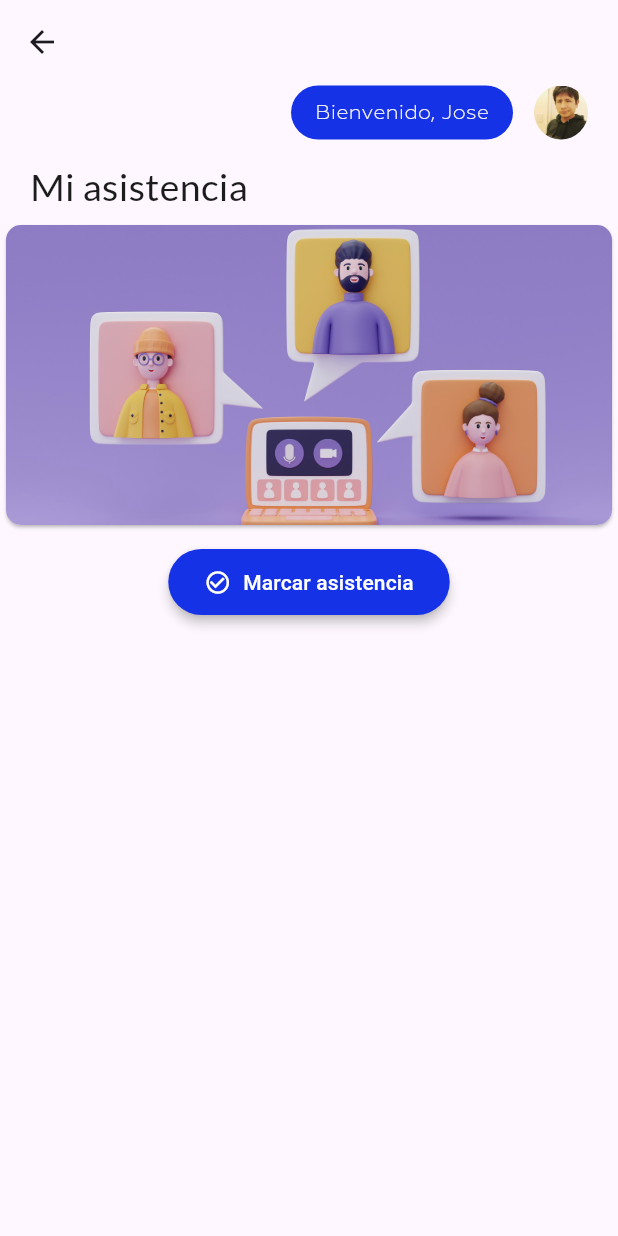
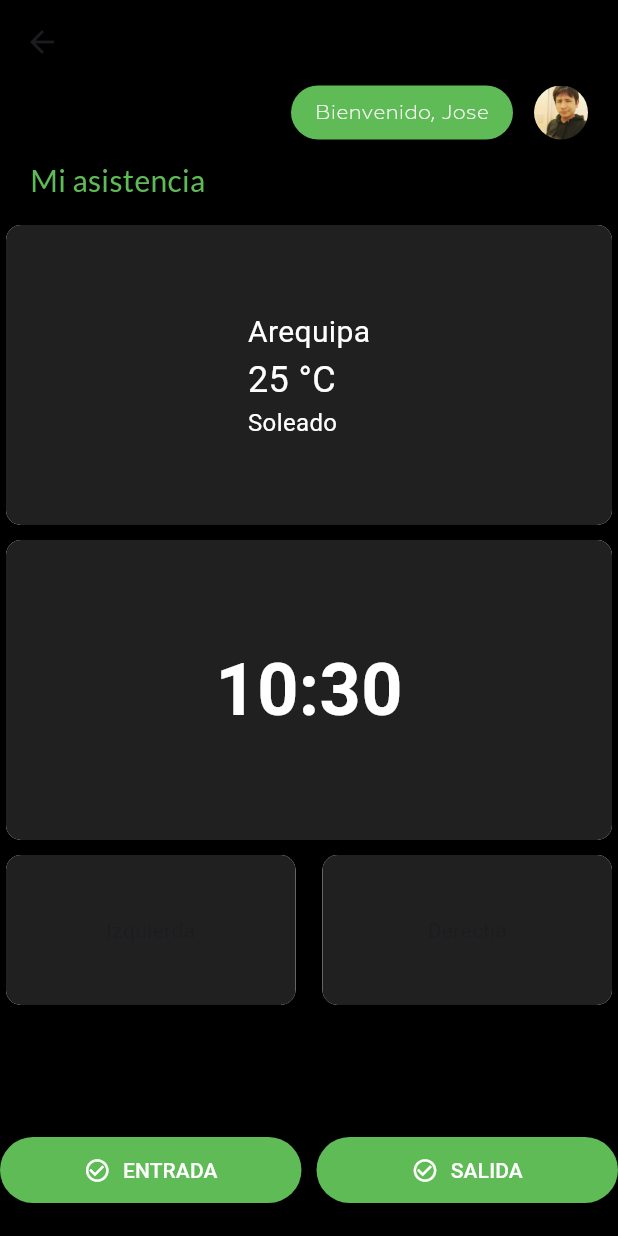
Before and after one commit to irh1n0c/horario_laboral, a Flutter app: the RegistroTiempoPage screen opened by its route, on a phone screen of 412 x 824 dp. Run offline on Flutter 3.47's test engine with Material 3 defaults, Android fonts, the phone set to English and light mode, and no system bars; our stand-ins replace cloud_firestore, firebase_auth, firebase_core; accounts and stored records are empty; project files that could hold a hidden picture were left out.

Commit message:
new design

```diff
--- a/lib/asistencia.dart
+++ b/lib/asistencia.dart
@@ -5,6 +5,7 @@ import 'card_tmp.dart';
 import 'templates/button.dart';
 //import 'templates/fonts.dart';
 import 'templates/avatar.dart';
+import 'login/tmpt/clock_widget.dart';
 
 void main() {
   runApp(const MyApp());
@@ -20,6 +21,7 @@ class MyApp extends StatelessWidget {
     );
   }
 }
+
 class RegistroTiempoPage extends StatelessWidget {
   const RegistroTiempoPage({super.key});
 
@@ -43,18 +45,20 @@ class RegistroTiempoPage extends StatelessWidget {
   @override
   Widget build(BuildContext context) {
     return Scaffold(
+      backgroundColor: Colors.black,
       appBar: AppBar(
         title: const Text(''),
+        backgroundColor: Colors.black,
       ),
       body: Stack(
         children: [
-          // Posicionamos el texto en la parte superior derecha
+          // Texto en la parte superior derecha
           Positioned(
             top: 1.0,
             right: 70.0,
             child: TextWithBackground(
               text: 'Bienvenido, Jose',
-              backgroundColor: const Color.fromARGB(255, 22, 50, 231),
+              backgroundColor: const Color(0xFF5ebb55),
               textStyle: const TextStyle(
                 fontFamily: 'geometria',
                 color: Color.fromARGB(255, 247, 246, 244),
@@ -63,7 +67,7 @@ class RegistroTiempoPage extends StatelessWidget {
               borderRadius: BorderRadius.circular(20.0),
             ),
           ),
-          // Posición de la imagen circular
+          // Imagen circular
           const Positioned(
             top: 1.0,
             right: 20.0,
@@ -72,56 +76,135 @@ class RegistroTiempoPage extends StatelessWidget {
               radius: 60.0,
             ),
           ),
-
-          // Texto "Mi asistencia" posicionado a la izquierda
+          // Texto "Mi asistencia" a la izquierda
           const Positioned(
             top: 50.0,
-            left: 20.0, // Margen izquierdo
+            left: 20.0,
             child: Text(
               'Mi asistencia',
               style: TextStyle(
                 fontFamily: 'Lato',
-                color: Color.fromARGB(255, 28, 28, 28),
-                fontSize: 25.0,
+                color: Color(0xFF5ebb55),
+                fontSize: 20.0,
+              ),
+            ),
+          ),
+          //1er box
+          const Positioned(
+            top: 90.0,
+            left: 0,
+            right: 0,
+            child: Center(
+              child: CardBackground(
+                backgroundColor: Color.fromARGB(255, 32, 32, 32),
+                height: 200.0,
+                child: Padding(
+                  padding: EdgeInsets.all(16.0),
+                  child: Column(
+                    mainAxisAlignment: MainAxisAlignment.center,
+                    crossAxisAlignment: CrossAxisAlignment.start,
+                    children: [
+                      Text(
+                        "Arequipa", // Reemplaza con la ubicación real
+                        style: TextStyle(color: Colors.white, fontSize: 20),
+                      ),
+                      Text(
+                        '25 °C', // Reemplaza con la temperatura real
+                        style: TextStyle(color: Colors.white, fontSize: 24),
+                      ),
+                      Text(
+                        "Soleado", // Reemplaza con la condición real
+                        style: TextStyle(color: Colors.white, fontSize: 16),
+                      ),
+                    ],
+                  ),
+                ),
+              ),
+            ),
+          ),
+          //2do box
+          const Positioned(
+            top: 300.0,
+            left: 0,
+            right: 0,
+            child: ClockWidget(), // Aquí se muestra la hora
+          ),
+          const Positioned(
+            top: 510.0, // Ajusta según sea necesario
+            left: 0,
+            right: 0,
+            child: Center(
+              child: Row(
+                mainAxisAlignment: MainAxisAlignment.spaceBetween,
+                children: [
+                  Expanded(
+                    child: CardBackground(
+                      backgroundColor: Color.fromARGB(255, 32, 32, 32),
+                      height: 100.0, // Ajusta la altura según necesites
+                      child: Text("Izquierda"),
+                    ),
+                  ),
+                  SizedBox(width: 10), // Espacio entre los dos
+                  Expanded(
+                    child: CardBackground(
+                      backgroundColor: Color.fromARGB(255, 32, 32, 32),
+                      height: 100.0, // Ajusta la altura según necesites
+                      child: Text("Derecha"),
+                    ),
+                  ),
+                ],
               ),
             ),
           ),
 
-          // Contenido principal con Positioned
+          // Botón de asistencia
           Positioned(
-            top: 90.0, // Ajustado para dar espacio al texto
+            bottom: 20.0, // Ajusta esto según tus necesidades
             left: 0,
             right: 0,
-            child: Column(
-              mainAxisAlignment: MainAxisAlignment.start,
-              crossAxisAlignment: CrossAxisAlignment.center,
+            child: Center(
+              child: Row(
+                mainAxisAlignment: MainAxisAlignment.spaceBetween,
                 children: [
-                // La tarjeta centrada
-                const Center(
-                  child: CardBackground(
-                    backgroundImage: 'assets/images/fondo.jpg',
-                    backgroundColor: Colors.grey,
-                    height: 200.0,
-                    child: Text(""),
-                  ),
-                ),
-                const SizedBox(height: 10),
-              //boton de asistencia
-              ElevatedButton.icon(
-              onPressed: registrarTiempo,
+                  Expanded(
+                    child: ElevatedButton.icon(
+                      onPressed:
+                          registrarTiempo, // Función para el botón de la izquierda
                       icon: const Icon(Icons.check_circle_outline),
-              label: const Text('Marcar asistencia'),
+                      label: const Text('ENTRADA'),
                       style: ElevatedButton.styleFrom(
-                backgroundColor: const Color.fromARGB(255, 22, 50, 231),
+                        backgroundColor: const Color(0xFF5ebb55),
                         foregroundColor: Colors.white,
-                padding: const EdgeInsets.symmetric(horizontal: 24, vertical: 12),
+                        padding: const EdgeInsets.symmetric(
+                            horizontal: 24, vertical: 12),
                         shape: RoundedRectangleBorder(
                           borderRadius: BorderRadius.circular(25),
                         ),
                         elevation: 3,
                       ),
                     ),
+                  ),
+                  const SizedBox(width: 10), // Espacio entre los botones
+                  Expanded(
+                    child: ElevatedButton.icon(
+                      onPressed:
+                          registrarTiempo, // Función para el botón de la derecha
+                      icon: const Icon(Icons.check_circle_outline),
+                      label: const Text('SALIDA'),
+                      style: ElevatedButton.styleFrom(
+                        backgroundColor: const Color(0xFF5ebb55),
+                        foregroundColor: Colors.white,
+                        padding: const EdgeInsets.symmetric(
+                            horizontal: 24, vertical: 12),
+                        shape: RoundedRectangleBorder(
+                          borderRadius: BorderRadius.circular(25),
+                        ),
+                        elevation: 3,
+                      ),
+                    ),
+                  ),
                 ],
+              ),
             ),
           ),
         ],
--- /dev/null
+++ b/lib/login/tmpt/clock_widget.dart
@@ -0,0 +1,51 @@
+import 'package:flutter/material.dart';
+import 'dart:async';
+import 'package:horario_fismet/card_tmp.dart';
+
+class ClockWidget extends StatefulWidget {
+  const ClockWidget({super.key});
+
+  @override
+  _ClockWidgetState createState() => _ClockWidgetState();
+}
+
+class _ClockWidgetState extends State<ClockWidget> {
+  String _currentTime = '';
+
+  @override
+  void initState() {
+    super.initState();
+    _updateTime();
+    Timer.periodic(const Duration(seconds: 1), (timer) {
+      _updateTime();
+    });
+  }
+
+  void _updateTime() {
+    final now = DateTime.now();
+    setState(() {
+      _currentTime =
+          '${now.hour.toString().padLeft(2, '0')}:${now.minute.toString().padLeft(2, '0')}';
+    });
+  }
+
+  @override
+  Widget build(BuildContext context) {
+    return Center(
+      child: CardBackground(
+        backgroundColor: const Color.fromARGB(255, 32, 32, 32),
+        height: 200.0,
+        child: Center(
+          child: Text(
+            _currentTime,
+            style: const TextStyle(
+              color: Colors.white,
+              fontSize: 48, // Tamaño grande
+              fontWeight: FontWeight.bold,
+            ),
+          ),
+        ),
+      ),
+    );
+  }
+}
--- /dev/null
+++ b/lib/templates/clima.dart
@@ -0,0 +1,44 @@
+import 'package:flutter/material.dart';
+import 'package:horario_fismet/card_tmp.dart';
+
+class WeatherCard extends StatelessWidget {
+  final String location;
+  final String temperature;
+  final String condition;
+
+  const WeatherCard({
+    super.key,
+    required this.location,
+    required this.temperature,
+    required this.condition,
+  });
+
+  @override
+  Widget build(BuildContext context) {
+    return CardBackground(
+      backgroundColor: const Color.fromARGB(255, 32, 32, 32),
+      height: 100.0, // Ajusta la altura según necesites
+      child: Padding(
+        padding: const EdgeInsets.all(16.0),
+        child: Column(
+          mainAxisAlignment: MainAxisAlignment.center,
+          crossAxisAlignment: CrossAxisAlignment.start,
+          children: [
+            Text(
+              location,
+              style: const TextStyle(color: Colors.white, fontSize: 20),
+            ),
+            Text(
+              '$temperature °C',
+              style: const TextStyle(color: Colors.white, fontSize: 24),
+            ),
+            Text(
+              condition,
+              style: const TextStyle(color: Colors.white, fontSize: 16),
+            ),
+          ],
+        ),
+      ),
+    );
+  }
+}
```
Also changed, not shown: pubspec.lock. Lines whose indentation alone changed are shown as unchanged.
